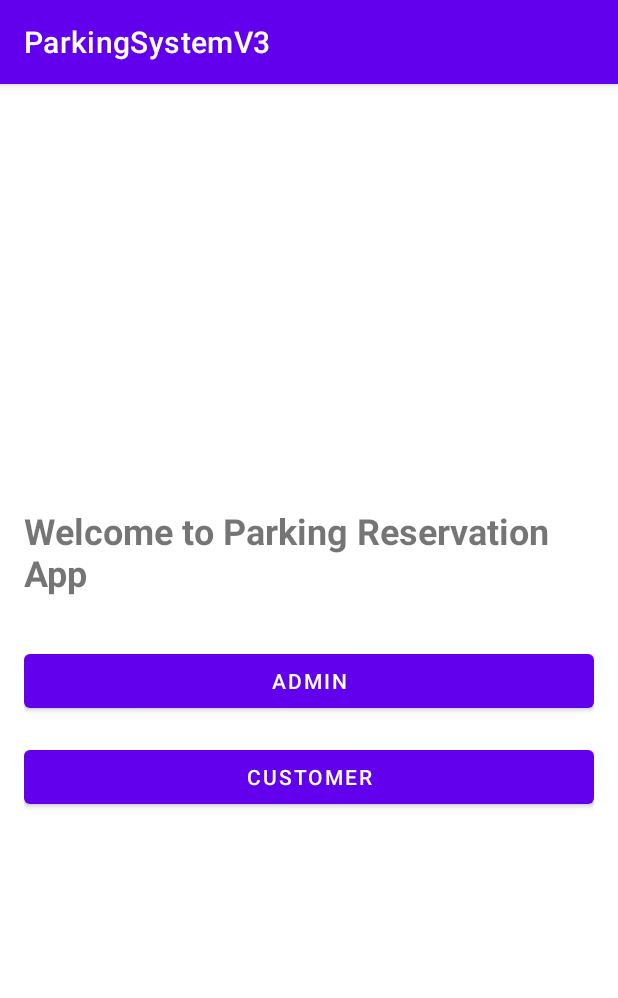
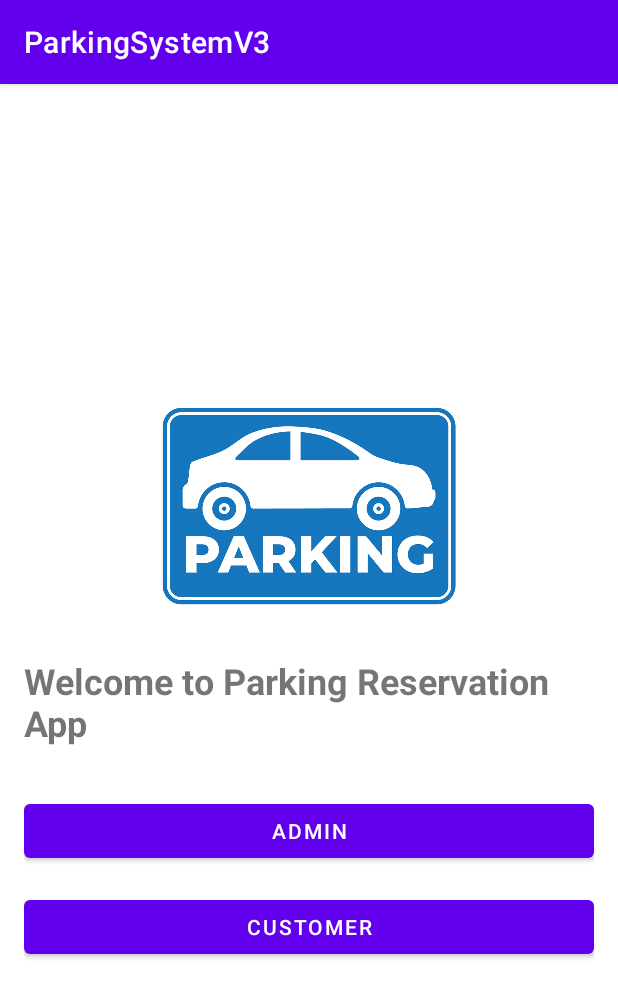
Before and after one commit to SoaringHawk/ParkingSystemApp, an Android app: the screen it shows after launch (WelcomeActivity), on a phone screen of 412 x 824 dp. Shown: the top 998 px of the screen. Run offline under Robolectric (Android 15) with nearby library versions, the phone set to English and light mode, and no system bars.

Commit message:
added logo

```diff
--- a/app/src/main/res/layout/activity_welcome.xml
+++ b/app/src/main/res/layout/activity_welcome.xml
@@ -6,6 +6,13 @@
     android:orientation="vertical"
     android:gravity="center"
     android:padding="16dp">
+
+
+    <ImageView
+        android:id="@+id/ivLogo"
+        android:layout_width="200dp"
+        android:layout_height="200dp"
+        android:src="@drawable/parkinglogo" />
 
     <TextView
         android:layout_width="wrap_content"
```
Also changed, not shown: app/src/main/res/drawable/parkinglogo.png (added).
